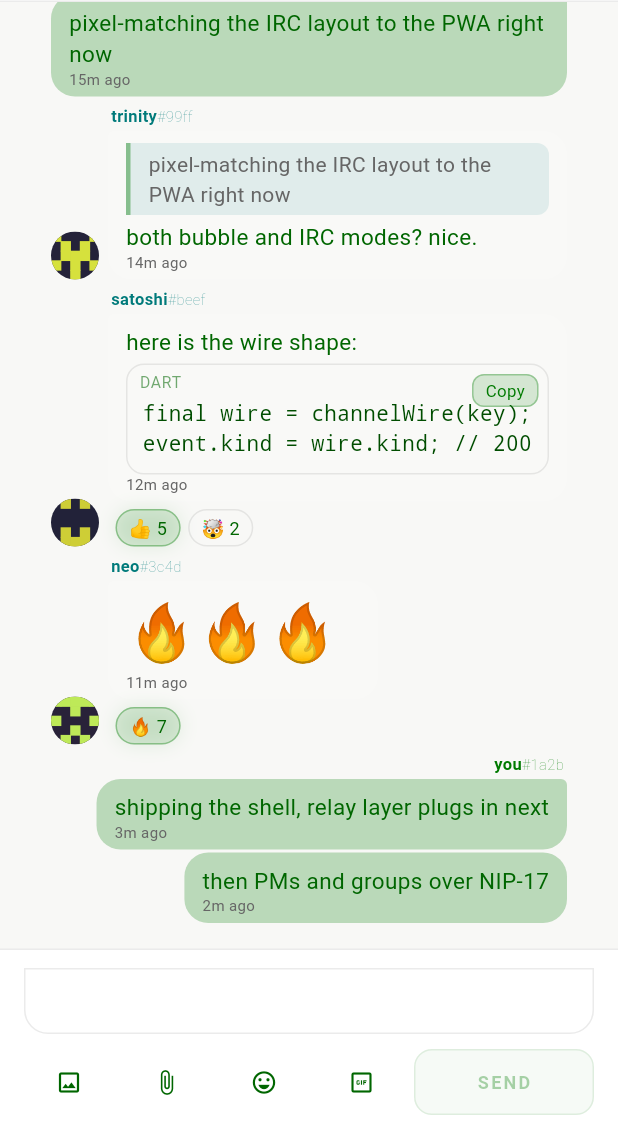
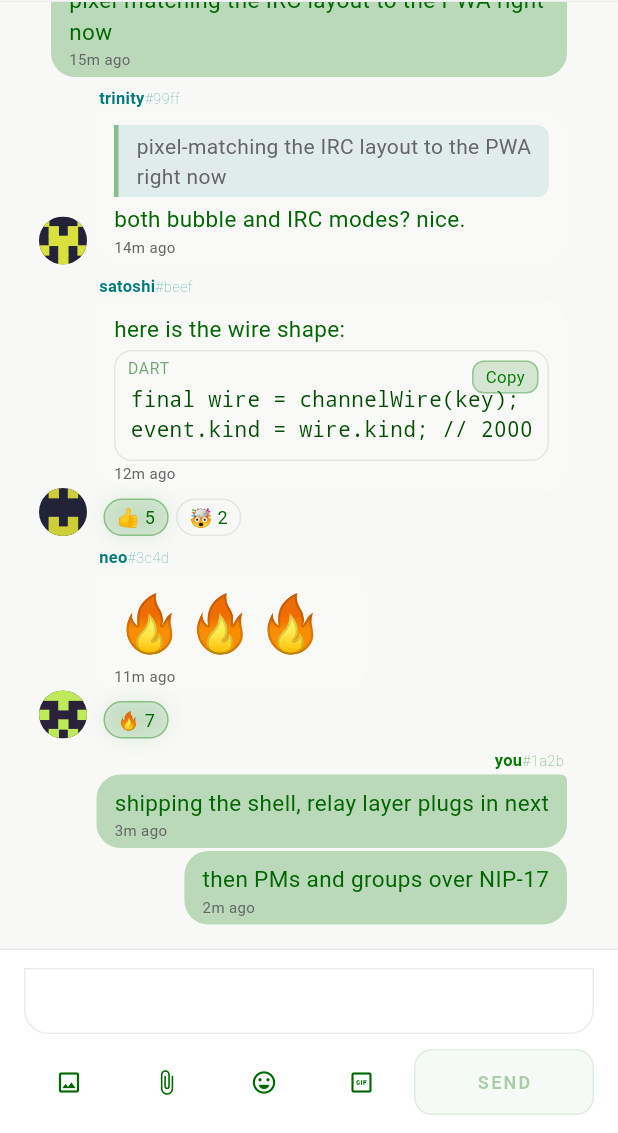
Before and after one commit to Spl0itable/flutter-app, a Flutter app: the HomeShell screen opened directly, on a phone screen of 412 x 824 dp, the part 103-1236 px from its top. Run offline on Flutter 3.47's test engine with Material 3 defaults, Android fonts, the phone set to English and light mode, and no system bars; our stand-ins replace app_links, audioplayers, cached_network_image, convert, file_picker, flutter_local_notifications and 11 more; missing offline and left inert: bech32, bip340, cryptography, flutter_webrtc, pointycastle; accounts and stored records are empty.

Commit message:
Message rows 1:1 with PWA (bubble + IRC); fix missing group avatar
Bubble: the group avatar was gated on showAvatar && !grouped (mutually exclusive),
so it never rendered for a multi-message group — now one 32px avatar sits at the
bottom of each group (the PWA's sticky message-group-avatar / "avatar slide").
Also correct in-group vs between-group spacing, the non-self 6px left inset, and
the in-bubble time top gap. IRC: time column min-width 50 + author letter-spacing.

Co-Authored-By: Claude Opus 4.8 <noreply@anthropic.com>
Claude-Session: https://claude.ai/code/session_017n6fyrqLEP65N8y6VZr5X6

```diff
--- a/lib/widgets/chat/message_row.dart
+++ b/lib/widgets/chat/message_row.dart
@@ -292,6 +292,8 @@ class _MessageRowState extends ConsumerState<MessageRow> {
       color: supporterGold ? const Color(0xFFFFD700) : (self ? c.primary : c.secondary),
       fontSize: size,
       fontWeight: genesis ? FontWeight.w700 : FontWeight.w600,
+      // `.message-author { letter-spacing: 0.2px }` (styles-chat.css:697).
+      letterSpacing: 0.2,
       shadows: supporterGold
           ? const [Shadow(color: Color(0x66FFD700), blurRadius: 10)]
           : null,
@@ -533,7 +535,11 @@ class _MessageRowState extends ConsumerState<MessageRow> {
           ),
         ),
         if (settings.showTimestamps)
-          Row(
+          ConstrainedBox(
+            // `.message-time { min-width: 50px }` — the clock reserves a fixed
+            // column so content left-edges line up across rows.
+            constraints: const BoxConstraints(minWidth: 50),
+            child: Row(
               mainAxisSize: MainAxisSize.min,
               children: [
                 Text(
@@ -545,6 +551,7 @@ class _MessageRowState extends ConsumerState<MessageRow> {
                 if (_cryptoState != null)
                   CryptoVerifiedBadge(state: _cryptoState!),
               ],
+            ),
           ),
         ConstrainedBox(
           constraints: BoxConstraints(
@@ -680,7 +687,9 @@ class _MessageRowState extends ConsumerState<MessageRow> {
             content: message.content,
             targetLang: _translateLangOverride,
           ),
-        const SizedBox(height: 2),
+        // `.bubble-time-inner { margin-top: 4px }` — the relative time sits 4px
+        // below the body, right-aligned (`margin-left: auto`).
+        const SizedBox(height: 4),
         Row(
           mainAxisSize: MainAxisSize.min,
           mainAxisAlignment: MainAxisAlignment.end,
@@ -776,7 +785,15 @@ class _MessageRowState extends ConsumerState<MessageRow> {
         if (!self) ...[
           SizedBox(
             width: 32,
-            child: widget.showAvatar && !widget.grouped
+            // The PWA renders ONE 32px avatar per `.message-group`, pinned to the
+            // bottom of the group (`.message-group-avatar { align-self: flex-end;
+            // position: sticky; bottom: 8px }`). `showAvatar` is set on the LAST
+            // message of a group (others only); with the row bottom-aligned
+            // (`CrossAxisAlignment.end`) the avatar lands at the group's foot —
+            // the PWA's "avatar tracks the bottom of the stack" behaviour. Gating
+            // on `!grouped` too would hide it for every multi-message group, so
+            // gate purely on `showAvatar`.
+            child: widget.showAvatar
                 ? GestureDetector(
                     onTap: () => _openContextMenu(context),
                     child: NymAvatar(
@@ -792,8 +809,24 @@ class _MessageRowState extends ConsumerState<MessageRow> {
       ],
     );
 
+    // Per-message vertical rhythm. The PWA tightly stacks a group's bubbles and
+    // separates groups by ~6px: `.message { margin-bottom: 6px }` for a group
+    // lead, while a `.bubble-grouped` member uses `margin-top: -4px` (the first
+    // grouped after the lead `-8px`) for a ~2px in-group gap. Flutter list items
+    // can't carry negative inter-item margins, so the equivalent EFFECTIVE gaps
+    // are driven from the top edge only (bottom 0): a group lead opens 6px of
+    // air above it; a continuation member sits 2px below the previous bubble.
+    //
+    // Horizontal inset mirrors `.message-group` padding: an others' group is
+    // `padding: 0 14px 0 6px` (the 32px avatar starts 6px from the edge), a
+    // self group is `padding: 0 14px` (`group-self`, row-reversed, no avatar).
     return Padding(
-      padding: EdgeInsets.fromLTRB(14, widget.grouped ? 1 : 4, 14, 1),
+      padding: EdgeInsets.fromLTRB(
+        self ? 14 : 6,
+        widget.grouped ? 2 : 6,
+        14,
+        0,
+      ),
       child: row,
     );
   }
```
Lines whose indentation alone changed are shown as unchanged.
